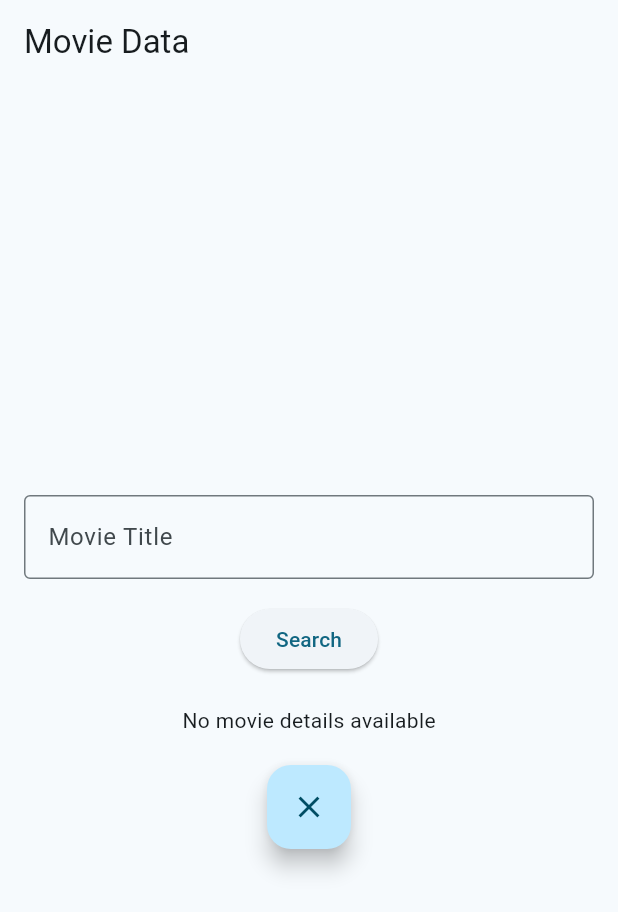
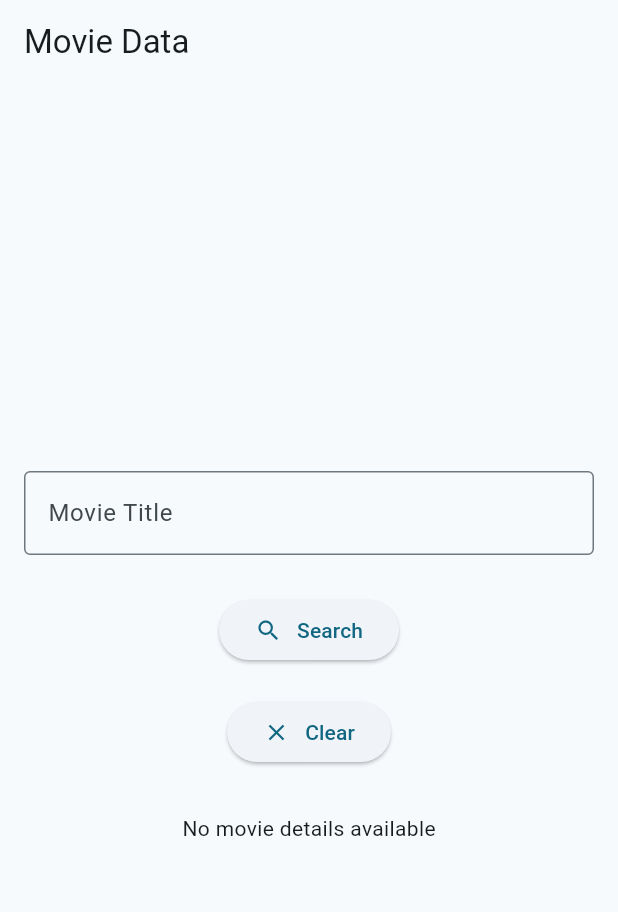
Before and after one commit to GuilhermeSGodoy/Desenvolvimento-Movel, a Flutter app: the screen it shows after launch, on a phone screen of 412 x 824 dp. Shown: the top 912 px of the screen. Run offline on Flutter 3.47's test engine with Material 3 defaults, Android fonts, the phone set to English and light mode, and no system bars; our stand-ins replace dio; generated files the repository leaves out were written again.

```diff
--- a/trabalhos/T2/flutter1/lib/my_home_page.dart
+++ b/trabalhos/T2/flutter1/lib/my_home_page.dart
@@ -88,13 +88,25 @@ class _MyHomePageState extends State<MyHomePage> {
                   ),
                 ),
               ),
-              ElevatedButton(
-                onPressed: () {
+              CustomButtom(
+                text: AppLocalizations.of(context)!.search,
+                padding: 10,
+                iconData: Icons.search,
+                spaceBetween: 10,
+                callback: () {
                   if (_movieTitleController.text.isNotEmpty) {
                     getMovieDetails(_movieTitleController.text);
                   }
                 },
-                child: Text(AppLocalizations.of(context)!.search),
+              ),
+              CustomButtom(
+                text: AppLocalizations.of(context)!.clear,
+                padding: 10,
+                iconData: Icons.clear,
+                spaceBetween: 10,
+                callback: () {
+                  clearMovieDetails();
+                },
               ),
               const SizedBox(height: 20),
               _loading
@@ -129,11 +141,11 @@ class _MyHomePageState extends State<MyHomePage> {
                 ],
               ),
               const SizedBox(height: 20),
-              FloatingActionButton(
-                onPressed: clearMovieDetails,
-                tooltip: AppLocalizations.of(context)!.clear,
-                child: const Icon(Icons.clear),
-              ),
+              // FloatingActionButton(
+              //   onPressed: clearMovieDetails,
+              //   tooltip: AppLocalizations.of(context)!.clear,
+              //   child: const Icon(Icons.clear),
+              // ),
             ],
           ),
         ),
```
